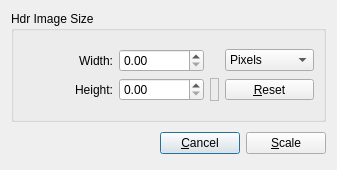
Old version of the form src/Resize/ResizeDialog.ui in the repository LuminanceHDR/LuminanceHDR.
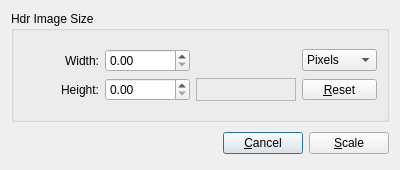
New version of the form. Icons and pictures are not drawn.

Commit message: [Resize]: better display image size

Patch:
```diff
--- a/src/Resize/ResizeDialog.ui
+++ b/src/Resize/ResizeDialog.ui
@@ -6,7 +6,7 @@
    <rect>
     <x>0</x>
     <y>0</y>
-    <width>337</width>
+    <width>400</width>
     <height>170</height>
    </rect>
   </property>
@@ -102,6 +102,24 @@
         </item>
         <item row="1" column="2">
          <widget class="QLabel" name="sizepreview">
+          <property name="sizePolicy">
+           <sizepolicy hsizetype="MinimumExpanding" vsizetype="Preferred">
+            <horstretch>0</horstretch>
+            <verstretch>0</verstretch>
+           </sizepolicy>
+          </property>
+          <property name="minimumSize">
+           <size>
+            <width>100</width>
+            <height>0</height>
+           </size>
+          </property>
+          <property name="maximumSize">
+           <size>
+            <width>150</width>
+            <height>16777215</height>
+           </size>
+          </property>
           <property name="toolTip">
            <string>Result size</string>
           </property>
@@ -111,6 +129,12 @@
           <property name="frameShadow">
            <enum>QFrame::Sunken</enum>
           </property>
+          <property name="text">
+           <string/>
+          </property>
+          <property name="alignment">
+           <set>Qt::AlignCenter</set>
+          </property>
          </widget>
         </item>
         <item row="1" column="1">
```
